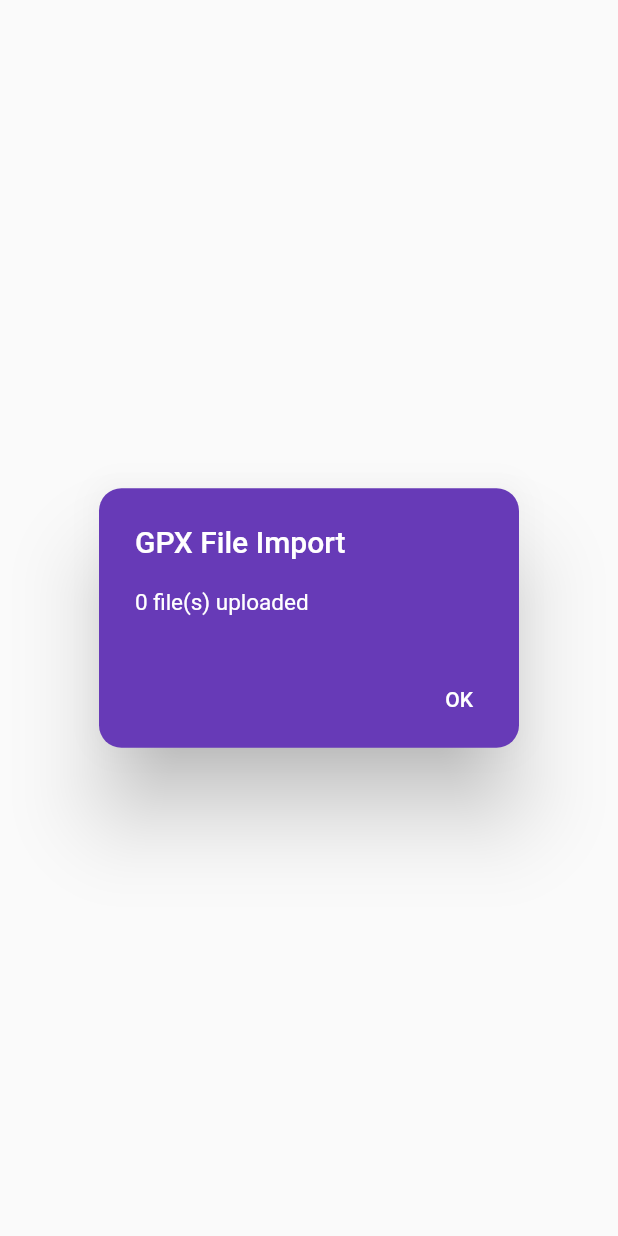
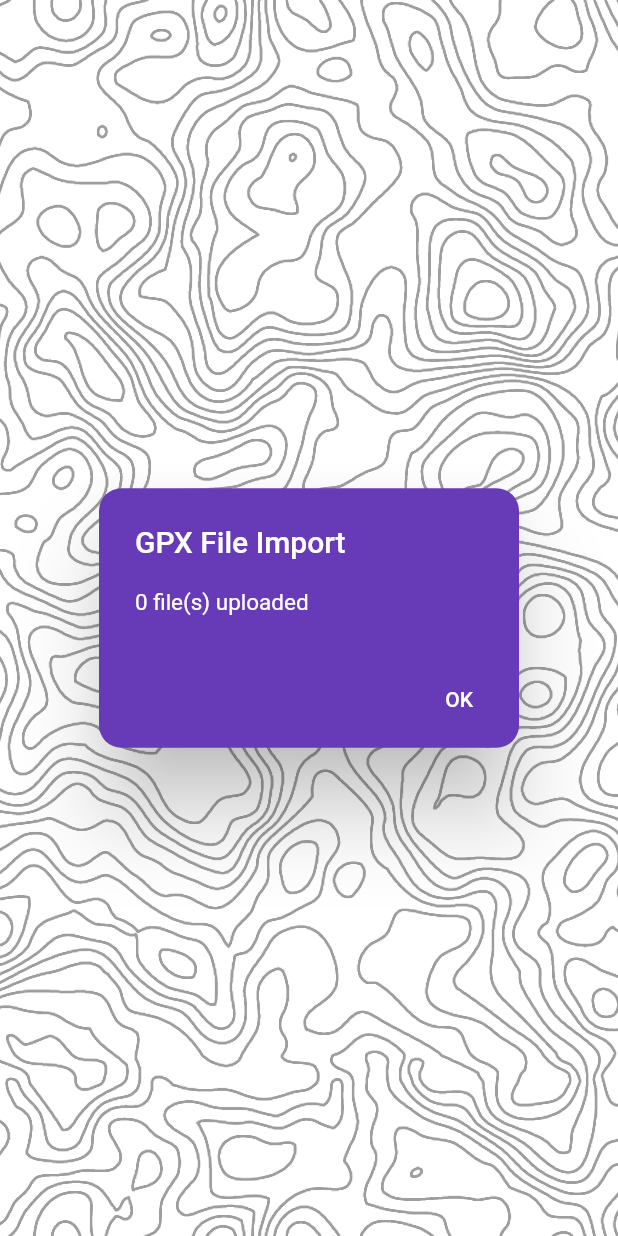
Before and after one commit to dkhawk/boulder_trail_challenge_ui, a Flutter app: the PickFilesScreen widget shown alone on an empty page, opened directly with empty values, on a phone screen of 412 x 824 dp. Run offline on Flutter 3.47's test engine with Material 2 defaults, Android fonts, the phone set to English and light mode, and no system bars; our stand-ins replace cloud_firestore, file_picker, firebase_auth, firebase_core, flutter_map, google_fonts and 4 more; missing offline and left inert: flutter_map_tappable_polyline, google_polyline_algorithm, gpx, oauth2, oauth2_client, universal_html; accounts and stored records are empty.

Commit message:
add background to import completion dialogs

```diff
--- a/lib/import_gpx_activities.dart
+++ b/lib/import_gpx_activities.dart
@@ -151,7 +151,7 @@ class _PickFilesScreenState extends State<PickFilesScreen> {
 
               // do the actual upload if not empty
               if (encodedTrackStrings[iTrack].isNotEmpty) {
-                FirebaseFirestore.instance
+                await FirebaseFirestore.instance
                     .collection('athletes')
                     .doc(userName)
                     .collection('importedData')
@@ -205,7 +205,16 @@ class _PickFilesScreenState extends State<PickFilesScreen> {
 
   // ----
   Widget _numFilesAlertWidget(BuildContext context) {
-    return AlertDialog(
+    return Container(
+      decoration: BoxDecoration(
+        image: DecorationImage(
+          image: AssetImage("assets/images/TopoMapPattern.png"),
+          fit: BoxFit.cover,
+          colorFilter: ColorFilter.mode(Colors.grey, BlendMode.lighten),
+        ),
+      ),
+      width: double.infinity,
+      child: AlertDialog(
         title: Text('GPX File Import', style: TextStyle(color: Colors.white)),
         content: Text(
           numFilesUploaded.toString() + ' file(s) uploaded',
@@ -222,6 +231,7 @@ class _PickFilesScreenState extends State<PickFilesScreen> {
             child: Text('OK', style: TextStyle(color: Colors.white)),
           ),
         ],
+      ),
     );
   }
 
--- a/pubspec.yaml
+++ b/pubspec.yaml
@@ -15,7 +15,7 @@ publish_to: 'none' # Remove this line if you wish to publish to pub.dev
 # In iOS, build-name is used as CFBundleShortVersionString while build-number used as CFBundleVersion.
 # Read more about iOS versioning at
 # https://developer.apple.com/library/archive/documentation/General/Reference/InfoPlistKeyReference/Articles/CoreFoundationKeys.html
-version: 1.0.0+3
+version: 1.0.0+4
 
 environment:
   sdk: ">=2.9.0 <3.0.0"
```
Also changed, not shown: lib/import_strava_activities.dart (+11 -1 lines). Lines whose indentation alone changed are shown as unchanged.
